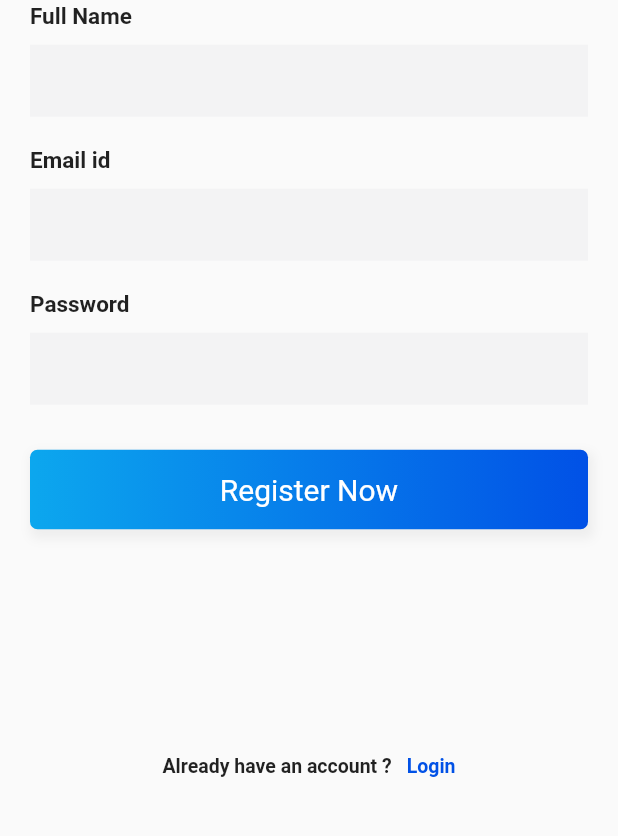
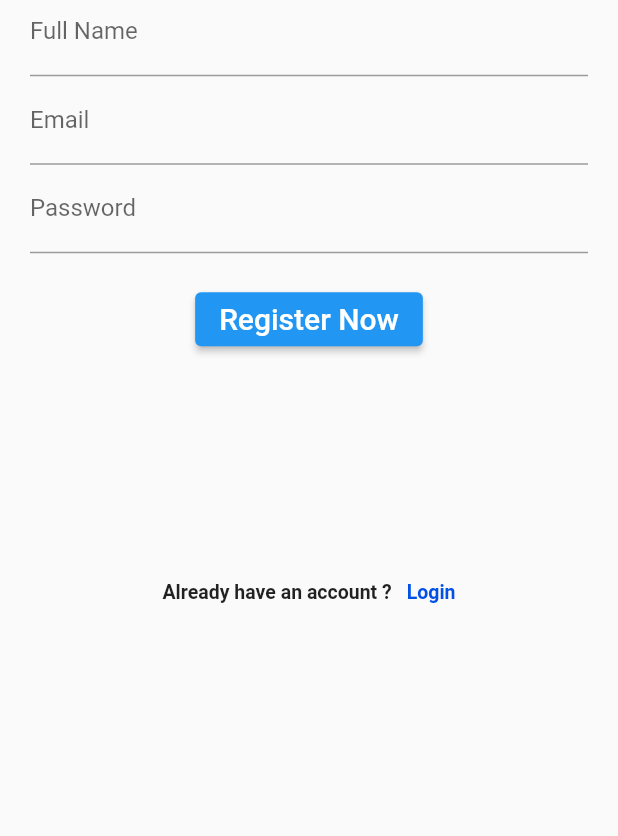
Before and after one commit to tHeD8730/alumniPortal_flutter, a Flutter app: the SignUpPage screen opened directly, on a phone screen of 412 x 824 dp, the part 387-1223 px from its top. Run offline on Flutter 3.47's test engine with Material 2 defaults, Android fonts, the phone set to English and light mode, and no system bars; our stand-ins replace get, google_fonts, sizer.

Commit message:
first_commit

```diff
--- a/lib/src/screens/signupPage.dart
+++ b/lib/src/screens/signupPage.dart
@@ -4,7 +4,7 @@ import '../Widget/bezierContainer.dart';
 import 'package:alumni_portal/src/screens/loginPage.dart';
 
 class SignUpPage extends StatefulWidget {
-  SignUpPage({Key ?key, this.title}) : super(key: key);
+  SignUpPage({Key? key, this.title}) : super(key: key);
 
   final String? title;
 
@@ -13,6 +13,23 @@ class SignUpPage extends StatefulWidget {
 }
 
 class _SignUpPageState extends State<SignUpPage> {
+  final GlobalKey<FormState> _formKey = GlobalKey<FormState>();
+  String _fullName = '';
+  String _Password = '';
+  String _emailAddress = '';
+
+  void _submit() {
+    final isValid = _formKey.currentState!.validate();
+    FocusScope.of(context).unfocus();
+    if (isValid) {
+      _formKey.currentState!.save();
+      print(_fullName);
+      print(_Password);
+      print(_emailAddress);
+
+    }
+  }
+
   Widget _backButton() {
     return InkWell(
       onTap: () {
@@ -60,27 +77,37 @@ class _SignUpPageState extends State<SignUpPage> {
 
   Widget _submitButton() {
     return Container(
-      width: MediaQuery.of(context).size.width,
-      padding: EdgeInsets.symmetric(vertical: 15),
-      alignment: Alignment.center,
-      decoration: BoxDecoration(
-          borderRadius: BorderRadius.all(Radius.circular(5)),
-          boxShadow: <BoxShadow>[
-            BoxShadow(
-                color: Colors.grey.shade200,
-                offset: Offset(2, 4),
-                blurRadius: 5,
-                spreadRadius: 2)
-          ],
-          gradient: LinearGradient(
-              begin: Alignment.centerLeft,
-              end: Alignment.centerRight,
-              colors: [Color.fromARGB(255, 12, 167, 238), Color.fromARGB(255, 1, 81, 230)])),
+        // width: MediaQuery.of(context).size.width,
+        // padding: EdgeInsets.symmetric(vertical: 15),
+        // alignment: Alignment.center,
+        // decoration: BoxDecoration(
+        //     borderRadius: BorderRadius.all(Radius.circular(5)),
+        //     boxShadow: <BoxShadow>[
+        //       BoxShadow(
+        //           color: Colors.grey.shade200,
+        //           offset: Offset(2, 4),
+        //           blurRadius: 5,
+        //           spreadRadius: 2)
+        //     ],
+        //     gradient: LinearGradient(
+        //         begin: Alignment.centerLeft,
+        //         end: Alignment.centerRight,
+        //         colors: [
+        //           Color.fromARGB(255, 12, 167, 238),
+        //           Color.fromARGB(255, 1, 81, 230)
+        //         ])),
+        child: ElevatedButton(
       child: Text(
         'Register Now',
         style: TextStyle(fontSize: 20, color: Colors.white),
       ),
-    );
+      onPressed: _submit,
+    ));
+
+    //Text(
+    // 'Register Now',
+    // style: TextStyle(fontSize: 20, color: Colors.white),
+    // ),
   }
 
   Widget _loginAccountLabel() {
@@ -130,19 +157,64 @@ class _SignUpPageState extends State<SignUpPage> {
           children: [
             const TextSpan(
               text: 'Portal',
-              style: TextStyle(color: Color.fromARGB(255, 1, 81, 230), fontSize: 30),
+              style: TextStyle(
+                  color: Color.fromARGB(255, 1, 81, 230), fontSize: 30),
             ),
           ]),
     );
   }
 
   Widget _emailPasswordWidget() {
-    return Column(
-      children: <Widget>[
-        _entryField("Full Name"),
-        _entryField("Email id"),
-        _entryField("Password", isPassword: true),
-      ],
+    return Form(
+      key: _formKey,
+      child: Column(
+        children: <Widget>[
+          TextFormField(
+            onSaved: (newValue) {
+              _fullName = newValue!;
+            },
+            keyboardType: TextInputType.text,
+            decoration: const InputDecoration(
+              label: Text('Full Name'),
+            ),
+          ),
+
+          TextFormField(
+            onSaved: (newValue) {
+              _emailAddress = newValue!;
+            },
+            validator: (value) {
+              if (value!.isEmpty || !value!.contains('@')) {
+                return 'Please Enter valid Email address';
+              }
+              return null;
+            },
+            keyboardType: TextInputType.emailAddress,
+            decoration: const InputDecoration(
+              label: Text('Email'),
+            ),
+          ),
+
+          TextFormField(
+            onSaved: (newValue) {
+              _Password = newValue!;
+            },
+            validator: (value) {
+              if (value!.isEmpty || value.length < 7) {
+                return 'Password must be 7 characters long';
+              }
+              return null;
+            },
+            decoration: const InputDecoration(
+              label: Text('Password'),
+            ),
+            obscureText: true,
+          )
+          // _entryField("Full Name"),
+          // _entryField("Email id"),
+          // _entryField("Password", isPassword: true),
+        ],
+      ),
     );
   }
 
--- a/pubspec.yaml
+++ b/pubspec.yaml
@@ -32,7 +32,7 @@ dependencies:
   sizer: ^2.0.15
   flutter:
     sdk: flutter
-
+  cloud_firestore: ^4.0.4
 
   # The following adds the Cupertino Icons font to your application.
   # Use with the CupertinoIcons class for iOS style icons.
```
Also changed, not shown: pubspec.lock, 3 other files.
